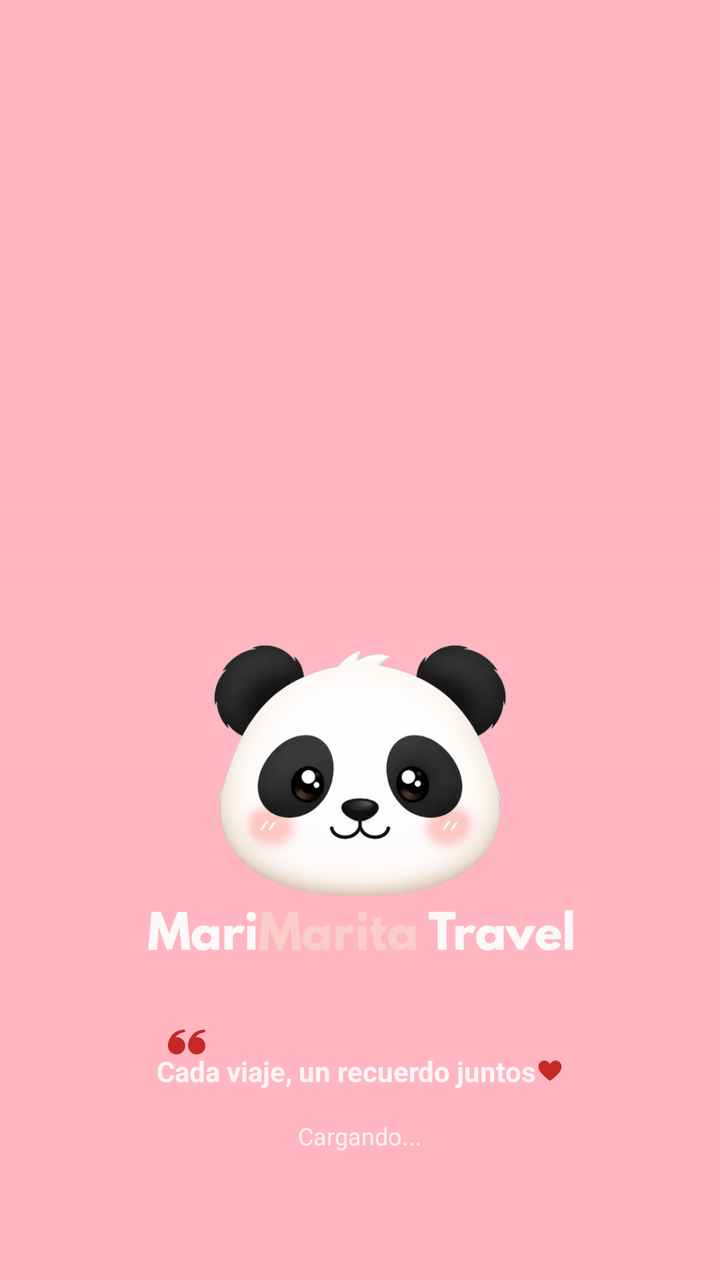
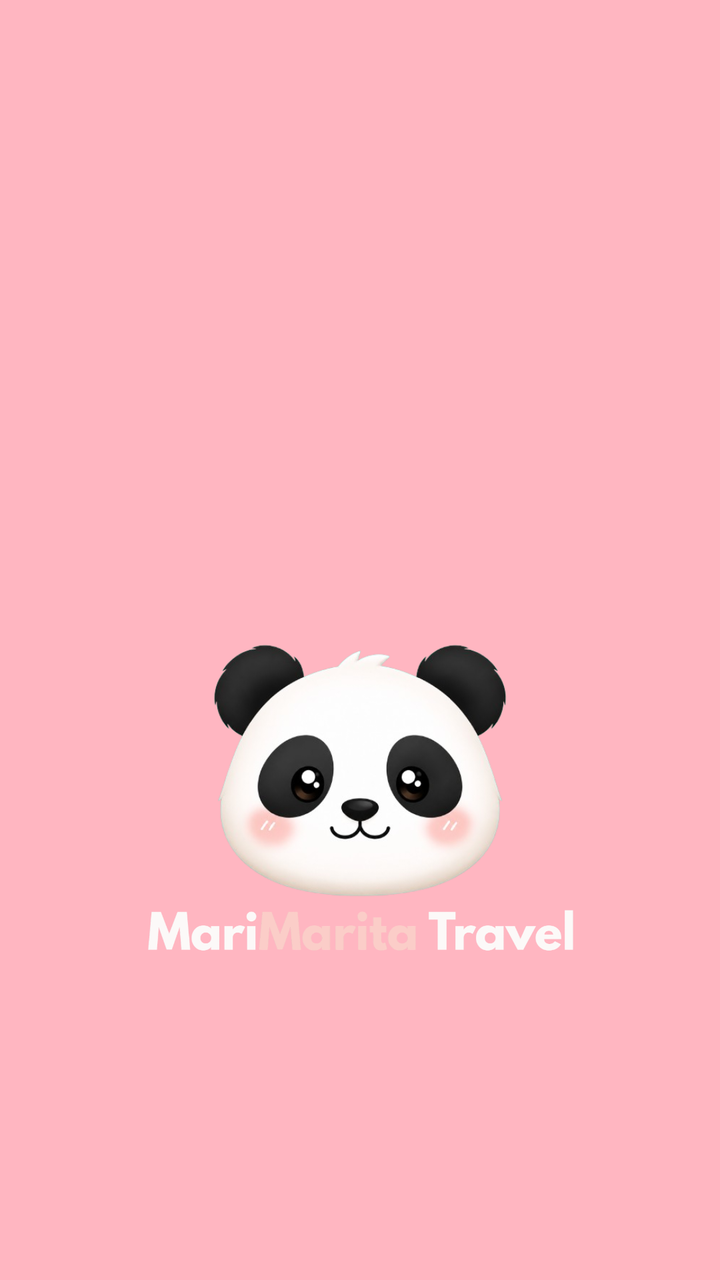

An Android layout rendered at two revisions. The XML below is the earlier revision; the diff shows what the commit changed to produce the second picture.
<!-- AndroidManifest.xml: activity theme Theme.TMarita.Splash -->
<!-- res/layout/activity_splash.xml -->
<?xml version="1.0" encoding="utf-8"?>
<androidx.constraintlayout.widget.ConstraintLayout
    xmlns:android="http://schemas.android.com/apk/res/android"
    xmlns:app="http://schemas.android.com/apk/res-auto"
    android:layout_width="match_parent"
    android:layout_height="match_parent"
    android:background="@color/splash_pink">

    
    <androidx.constraintlayout.widget.Guideline
        android:id="@+id/guidePhotoEnd"
        android:layout_width="wrap_content"
        android:layout_height="wrap_content"
        android:orientation="horizontal"
        app:layout_constraintGuide_percent="0.60"/>

    
    <ImageView
        android:id="@+id/ivPhotoA"
        android:layout_width="0dp"
        android:layout_height="0dp"
        android:scaleType="centerCrop"
        app:layout_constraintTop_toTopOf="parent"
        app:layout_constraintBottom_toBottomOf="@id/guidePhotoEnd"
        app:layout_constraintStart_toStartOf="parent"
        app:layout_constraintEnd_toEndOf="parent"/>

    <ImageView
        android:id="@+id/ivPhotoB"
        android:layout_width="0dp"
        android:layout_height="0dp"
        android:scaleType="centerCrop"
        android:alpha="0"
        app:layout_constraintTop_toTopOf="parent"
        app:layout_constraintBottom_toBottomOf="@id/guidePhotoEnd"
        app:layout_constraintStart_toStartOf="parent"
        app:layout_constraintEnd_toEndOf="parent"/>

    
    <View
        android:layout_width="0dp"
        android:layout_height="170dp"
        android:background="@drawable/scrim_splash"
        app:layout_constraintBottom_toBottomOf="@id/guidePhotoEnd"
        app:layout_constraintStart_toStartOf="parent"
        app:layout_constraintEnd_toEndOf="parent"/>

    
    <ImageView
        android:id="@+id/ivPanda"
        android:layout_width="180dp"
        android:layout_height="180dp"
        android:src="@drawable/logo_sf"
        android:contentDescription="Logo"
        android:translationY="-90dp"
        app:layout_constraintTop_toTopOf="@id/guidePhotoEnd"
        app:layout_constraintStart_toStartOf="parent"
        app:layout_constraintEnd_toEndOf="parent"/>

    
    <ImageView
        android:id="@+id/tvTitle"
        android:layout_width="220dp"
        android:layout_height="wrap_content"
        android:layout_marginTop="-120dp"
        android:adjustViewBounds="true"
        android:src="@drawable/titulo2"
        app:layout_constraintTop_toBottomOf="@id/ivPanda"
        app:layout_constraintStart_toStartOf="parent"
        app:layout_constraintEnd_toEndOf="parent"/>

    
    
    <ImageView
        android:id="@+id/ivQuote"
        android:layout_width="30dp"
        android:layout_height="30dp"
        android:layout_marginTop="20dp"
        android:src="@drawable/comilla"
        android:scaleY="-1"
        android:scaleX="-1"
        android:contentDescription="@null"
        app:layout_constraintTop_toBottomOf="@id/tvTitle"
        app:layout_constraintStart_toStartOf="@id/tvSubtitles"/>

    
    
    <LinearLayout
        android:id="@+id/tvSubtitles"
        android:layout_width="wrap_content"
        android:layout_height="wrap_content"
        android:layout_marginTop="40dp"
        android:gravity="center"
        android:orientation="horizontal"
        app:layout_constraintTop_toBottomOf="@id/tvTitle"
        app:layout_constraintStart_toStartOf="parent"
        app:layout_constraintEnd_toEndOf="parent">

        
        <TextView
            android:id="@+id/tvSubtitle"
            android:layout_width="wrap_content"
            android:layout_height="wrap_content"
            android:text="Cada viaje, un recuerdo juntos"
            android:textColor="#DDFFFFFF"
            android:textSize="14sp"
            android:textStyle="bold"/>

        
        <ImageView
            android:id="@+id/imgHeart"
            android:layout_width="14dp"
            android:layout_height="14dp"
            android:src="@drawable/heard"
            android:contentDescription="Corazón"/>

    </LinearLayout>

    
    <ProgressBar
        android:id="@+id/progressBar"
        style="?android:attr/progressBarStyleSmall"
        android:layout_width="28dp"
        android:layout_height="28dp"
        android:layout_marginBottom="14dp"
        android:indeterminate="true"
        android:indeterminateTint="@android:color/white"
        app:layout_constraintBottom_toTopOf="@id/tvLoading"
        app:layout_constraintStart_toStartOf="parent"
        app:layout_constraintEnd_toEndOf="parent"/>
    <TextView
        android:id="@+id/tvLoading"
        android:layout_width="wrap_content"
        android:layout_height="wrap_content"
        android:layout_marginBottom="64dp"
        android:text="Cargando..."
        android:textColor="#CCFFFFFF"
        android:textSize="12sp"
        app:layout_constraintBottom_toBottomOf="parent"
        app:layout_constraintStart_toStartOf="parent"
        app:layout_constraintEnd_toEndOf="parent"/>

</androidx.constraintlayout.widget.ConstraintLayout>
<!-- resources referenced by this layout -->
<resources>
  <color name="splash_pink">#FFB6C1</color>
  <!-- drawable comilla (drawable) -->
  <vector xmlns:android="http://schemas.android.com/apk/res/android"
      android:width="2834.9dp"
      android:height="2834.9dp"
      android:viewportWidth="2834.9"
      android:viewportHeight="2834.9">
    <path
        android:pathData="M990.6,1645.9C974.1,1647.9 957.3,1648.9 940.3,1648.9C713.8,1648.9 530,1465.1 530,1238.6C530,1012.2 713.8,828.4 940.3,828.4C1166.7,828.4 1343.4,1012.3 1350.5,1238.6C1358,1475.4 1216.9,1671.5 1139.3,1758.7C1016.9,1896.5 840.2,1982.2 609.8,2005.9C574.6,2011.3 541.6,1987.1 536.2,1951.8C530.7,1916.6 554.9,1883.6 590.2,1878.2C771.1,1841 904,1764.6 990.6,1645.9ZM1944.4,1645.9C1927.9,1647.9 1911.1,1648.9 1894.1,1648.9C1667.7,1648.9 1483.8,1465.1 1483.8,1238.6C1483.8,1012.2 1667.7,828.4 1894.1,828.4C2120.6,828.4 2297.3,1012.3 2304.4,1238.6C2311.8,1475.4 2170.7,1671.5 2093.2,1758.7C1970.7,1896.5 1794.1,1982.2 1563.7,2005.9C1528.4,2011.3 1495.4,1987.1 1490,1951.8C1484.6,1916.6 1508.8,1883.6 1544,1878.2C1725,1841 1857.9,1764.6 1944.4,1645.9"
        android:fillColor="@color/rojo"
        android:fillType="evenOdd"/>
  </vector>
  <!-- drawable heard (drawable) -->
  <vector xmlns:android="http://schemas.android.com/apk/res/android"
      android:width="3750dp"
      android:height="3750dp"
      android:viewportWidth="3750"
      android:viewportHeight="3750">
    <path
        android:pathData="M1133.3,511.3C618.3,509.6 162.6,1032.9 373,1654.2C615,2268.5 1285.8,2803.1 1875,3238.7C2464.2,2803.1 3135,2268.5 3377,1654.2C3587.4,1032.9 3131.7,509.6 2616.7,511.3C2356.2,512.2 2087.3,652.4 1875,977.2C1662.7,652.4 1393.8,512.2 1133.3,511.3ZM1133.3,511.3"
        android:fillColor="@color/rojo"
        android:fillType="evenOdd"/>
  </vector>
  <!-- drawable logo_sf: png bitmap (drawable, 135468 bytes) -->
  <!-- drawable scrim_splash (drawable) -->
  <?xml version="1.0" encoding="utf-8"?>
  <shape xmlns:android="http://schemas.android.com/apk/res/android">
      <gradient
          android:angle="270"
          android:startColor="#00FFB6C1"
          android:endColor="@color/splash_pink"/>
  </shape>
  <!-- drawable titulo2: png bitmap (drawable, 30624 bytes) -->
  <style name="Theme.TMarita.Splash" parent="Theme.Material3.DayNight.NoActionBar">
          
          <item name="android:windowBackground">@color/splash_pink</item>
  
          
          <item name="android:statusBarColor">@android:color/transparent</item>
          <item name="android:navigationBarColor">@android:color/transparent</item>
          <item name="android:windowDrawsSystemBarBackgrounds">true</item>
          <item name="android:windowLightStatusBar">false</item>
      </style>
  <color name="rojo">#C62828</color>
</resources>

<!-- the commit's change to res/layout/activity_splash.xml (unified diff, before → after) -->
@@ -6,7 +6,6 @@
     android:layout_height="match_parent"
     android:background="@color/splash_pink">
 
-    
     <androidx.constraintlayout.widget.Guideline
         android:id="@+id/guidePhotoEnd"
         android:layout_width="wrap_content"
@@ -19,6 +18,7 @@
         android:id="@+id/ivPhotoA"
         android:layout_width="0dp"
         android:layout_height="0dp"
+        android:alpha="0"
         android:scaleType="centerCrop"
         app:layout_constraintTop_toTopOf="parent"
         app:layout_constraintBottom_toBottomOf="@id/guidePhotoEnd"
@@ -38,8 +38,10 @@
 
     
     <View
+        android:id="@+id/vScrim"
         android:layout_width="0dp"
         android:layout_height="170dp"
+        android:alpha="0"
         android:background="@drawable/scrim_splash"
         app:layout_constraintBottom_toBottomOf="@id/guidePhotoEnd"
         app:layout_constraintStart_toStartOf="parent"
@@ -70,12 +72,12 @@
         app:layout_constraintEnd_toEndOf="parent"/>
 
     
-    
     <ImageView
         android:id="@+id/ivQuote"
         android:layout_width="30dp"
         android:layout_height="30dp"
         android:layout_marginTop="20dp"
+        android:alpha="0"
         android:src="@drawable/comilla"
         android:scaleY="-1"
         android:scaleX="-1"
@@ -84,19 +86,18 @@
         app:layout_constraintStart_toStartOf="@id/tvSubtitles"/>
 
     
-    
     <LinearLayout
         android:id="@+id/tvSubtitles"
         android:layout_width="wrap_content"
         android:layout_height="wrap_content"
         android:layout_marginTop="40dp"
+        android:alpha="0"
         android:gravity="center"
         android:orientation="horizontal"
         app:layout_constraintTop_toBottomOf="@id/tvTitle"
         app:layout_constraintStart_toStartOf="parent"
         app:layout_constraintEnd_toEndOf="parent">
 
-        
         <TextView
             android:id="@+id/tvSubtitle"
             android:layout_width="wrap_content"
@@ -106,7 +107,6 @@
             android:textSize="14sp"
             android:textStyle="bold"/>
 
-        
         <ImageView
             android:id="@+id/imgHeart"
             android:layout_width="14dp"
@@ -123,16 +123,19 @@
         android:layout_width="28dp"
         android:layout_height="28dp"
         android:layout_marginBottom="14dp"
+        android:alpha="0"
         android:indeterminate="true"
         android:indeterminateTint="@android:color/white"
         app:layout_constraintBottom_toTopOf="@id/tvLoading"
         app:layout_constraintStart_toStartOf="parent"
         app:layout_constraintEnd_toEndOf="parent"/>
+
     <TextView
         android:id="@+id/tvLoading"
         android:layout_width="wrap_content"
         android:layout_height="wrap_content"
         android:layout_marginBottom="64dp"
+        android:alpha="0"
         android:text="Cargando..."
         android:textColor="#CCFFFFFF"
         android:textSize="12sp"
